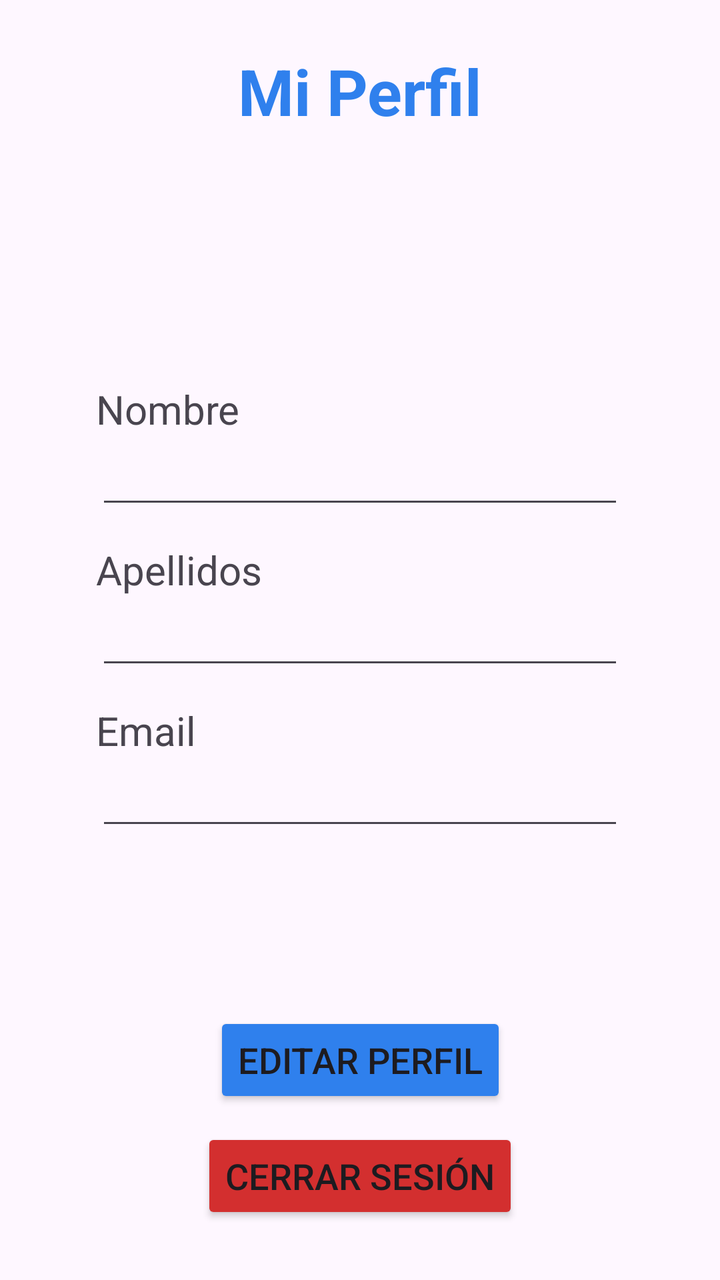
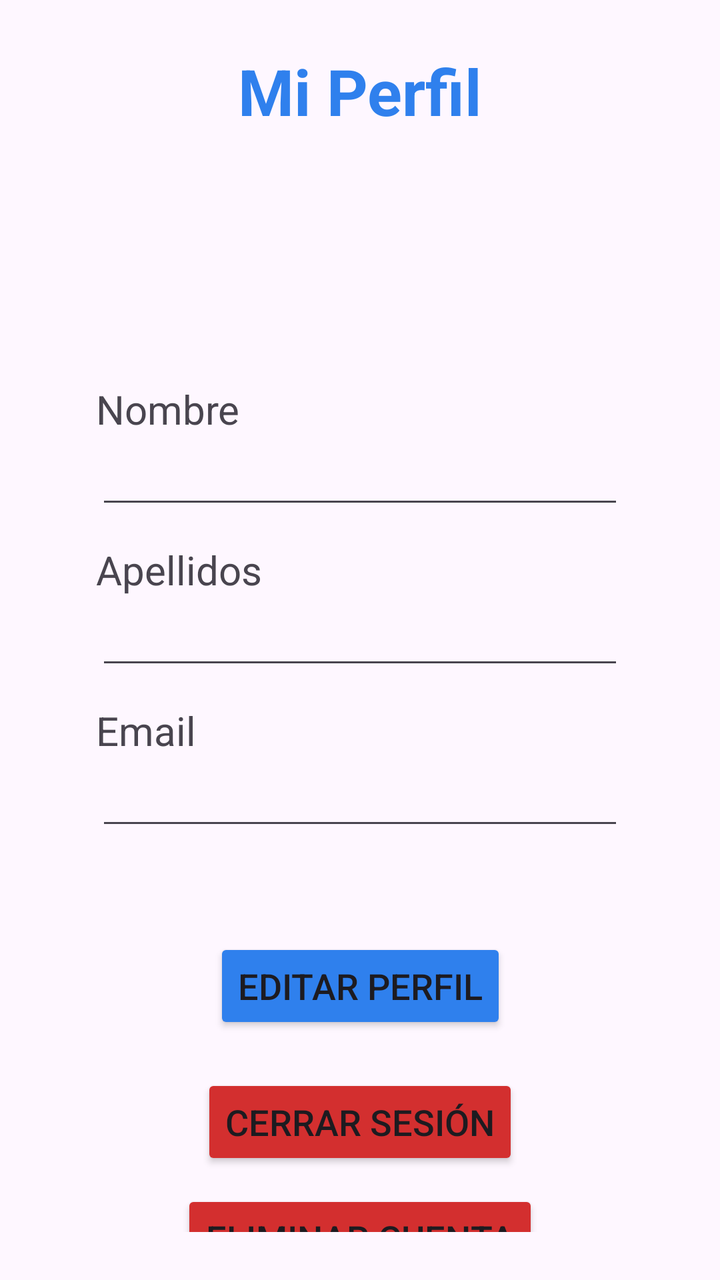

An Android layout rendered at two revisions. The XML below is the earlier revision; the diff shows what the commit changed to produce the second picture.
<!-- AndroidManifest.xml: application theme Theme.Conecta_Voluntariado_TFG -->
<!-- res/layout/activity_volunteer_profile.xml -->
<?xml version="1.0" encoding="utf-8"?>
<androidx.constraintlayout.widget.ConstraintLayout xmlns:android="http://schemas.android.com/apk/res/android"
    xmlns:app="http://schemas.android.com/apk/res-auto"
    xmlns:tools="http://schemas.android.com/tools"
    android:id="@+id/main"
    android:layout_width="match_parent"
    android:layout_height="match_parent"
    android:padding="24dp"
    tools:context=".VolunteerProfileActivity">

    <TextView
        android:layout_width="wrap_content"
        android:layout_height="wrap_content"
        android:id="@+id/tvProfileVolunteer"
        android:text="Mi Perfil"
        android:textColor="@color/brand_blue"
        android:textSize="32sp"
        android:textStyle="bold"
        app:layout_constraintEnd_toEndOf="parent"
        app:layout_constraintStart_toStartOf="parent"
        app:layout_constraintTop_toTopOf="parent" />

    <LinearLayout
        android:layout_width="match_parent"
        android:layout_height="wrap_content"
        android:id="@+id/linearLayout"
        android:orientation="vertical"
        android:padding="24dp"
        app:layout_constraintTop_toBottomOf="@+id/tvProfileVolunteer">

        <TextView
            android:layout_width="match_parent"
            android:layout_height="wrap_content"
            android:layout_marginTop="100dp"
            android:text="Nombre"
            android:textSize="20sp"
            app:layout_constraintStart_toStartOf="parent"
            app:layout_constraintTop_toTopOf="parent" />

        <EditText
            android:layout_width="match_parent"
            android:layout_height="wrap_content"
            android:id="@+id/etNameVolunteer" />

        <TextView
            android:layout_width="match_parent"
            android:layout_height="wrap_content"
            android:layout_marginTop="12dp"
            android:text="Apellidos"
            android:textSize="20sp"
            app:layout_constraintStart_toStartOf="parent"
            app:layout_constraintTop_toTopOf="parent" />

        <EditText
            android:layout_width="match_parent"
            android:layout_height="wrap_content"
            android:id="@+id/etLastNameVolunteer" />

        <TextView
            android:layout_width="match_parent"
            android:layout_height="wrap_content"
            android:layout_marginTop="12dp"
            android:text="Email"
            android:textSize="20sp" />

        <EditText
            android:layout_width="match_parent"
            android:layout_height="wrap_content"
            android:id="@+id/etEmailVolunteer" />

    </LinearLayout>

    <Button
        android:layout_width="wrap_content"
        android:layout_height="wrap_content"
        android:id="@+id/btnSaveProfileVolunteer"
        android:backgroundTint="@color/brand_blue"
        android:text="Editar Perfil"
        android:textSize="18sp"
        app:layout_constraintBottom_toBottomOf="parent"
        app:layout_constraintEnd_toEndOf="parent"
        app:layout_constraintStart_toStartOf="parent"
        app:layout_constraintTop_toBottomOf="@+id/linearLayout" />

    <Button
        android:layout_width="wrap_content"
        android:layout_height="wrap_content"
        android:id="@+id/btnSignOut"
        android:text="Cerrar sesión"
        android:textSize="18sp"
        android:backgroundTint="@color/light_red"
        android:layout_marginTop="10dp"
        app:layout_constraintEnd_toEndOf="parent"
        app:layout_constraintStart_toStartOf="parent"
        app:layout_constraintTop_toBottomOf="@+id/btnSaveProfileVolunteer" />

</androidx.constraintlayout.widget.ConstraintLayout>
<!-- resources referenced by this layout -->
<resources>
  <color name="brand_blue">#2F80ED</color>
  <color name="light_red">#D32F2F</color>
  <style name="Theme.Conecta_Voluntariado_TFG" parent="Base.Theme.Conecta_Voluntariado_TFG" />
  <style name="Base.Theme.Conecta_Voluntariado_TFG" parent="Theme.Material3.DayNight.NoActionBar">
          
          
      </style>
</resources>

<!-- the commit's change to res/layout/activity_volunteer_profile.xml (unified diff, before → after) -->
@@ -77,7 +77,7 @@
         android:backgroundTint="@color/brand_blue"
         android:text="Editar Perfil"
         android:textSize="18sp"
-        app:layout_constraintBottom_toBottomOf="parent"
+        android:layout_marginTop="25dp"
         app:layout_constraintEnd_toEndOf="parent"
         app:layout_constraintStart_toStartOf="parent"
         app:layout_constraintTop_toBottomOf="@+id/linearLayout" />
@@ -89,9 +89,21 @@
         android:text="Cerrar sesión"
         android:textSize="18sp"
         android:backgroundTint="@color/light_red"
-        android:layout_marginTop="10dp"
+        android:layout_marginTop="20dp"
         app:layout_constraintEnd_toEndOf="parent"
         app:layout_constraintStart_toStartOf="parent"
         app:layout_constraintTop_toBottomOf="@+id/btnSaveProfileVolunteer" />
 
+    <Button
+        android:layout_width="wrap_content"
+        android:layout_height="wrap_content"
+        android:id="@+id/btnDeleteUser"
+        android:text="Eliminar cuenta"
+        android:textSize="18sp"
+        android:backgroundTint="@color/light_red"
+        android:layout_marginTop="10dp"
+        app:layout_constraintEnd_toEndOf="parent"
+        app:layout_constraintStart_toStartOf="parent"
+        app:layout_constraintTop_toBottomOf="@+id/btnSignOut" />
+
 </androidx.constraintlayout.widget.ConstraintLayout>
